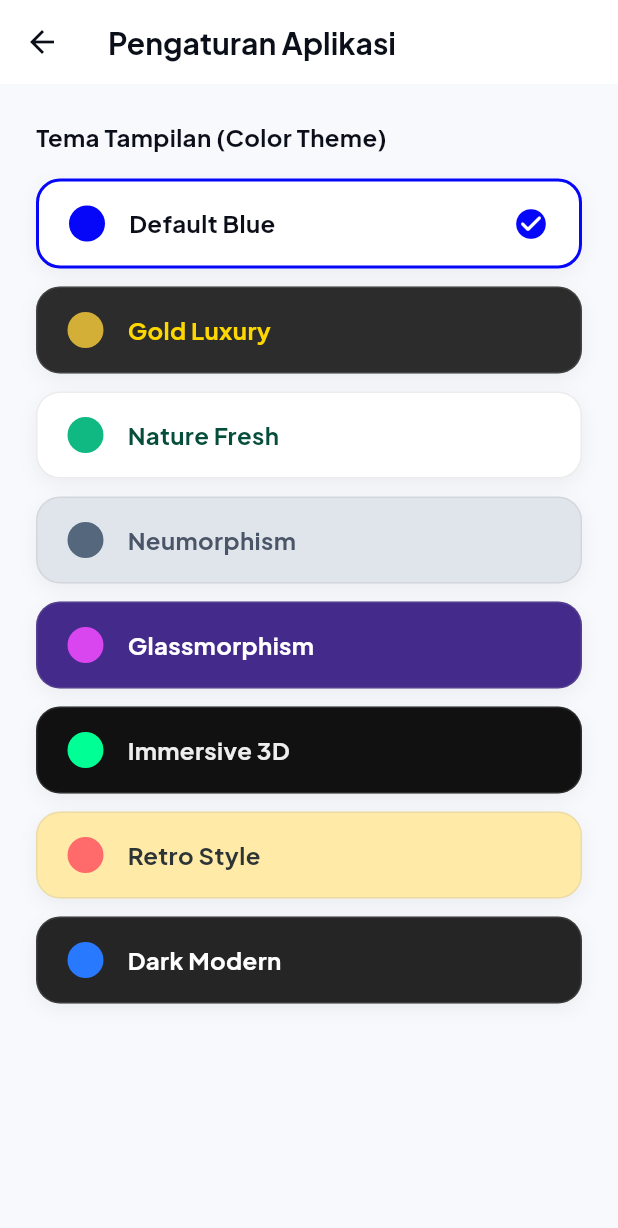
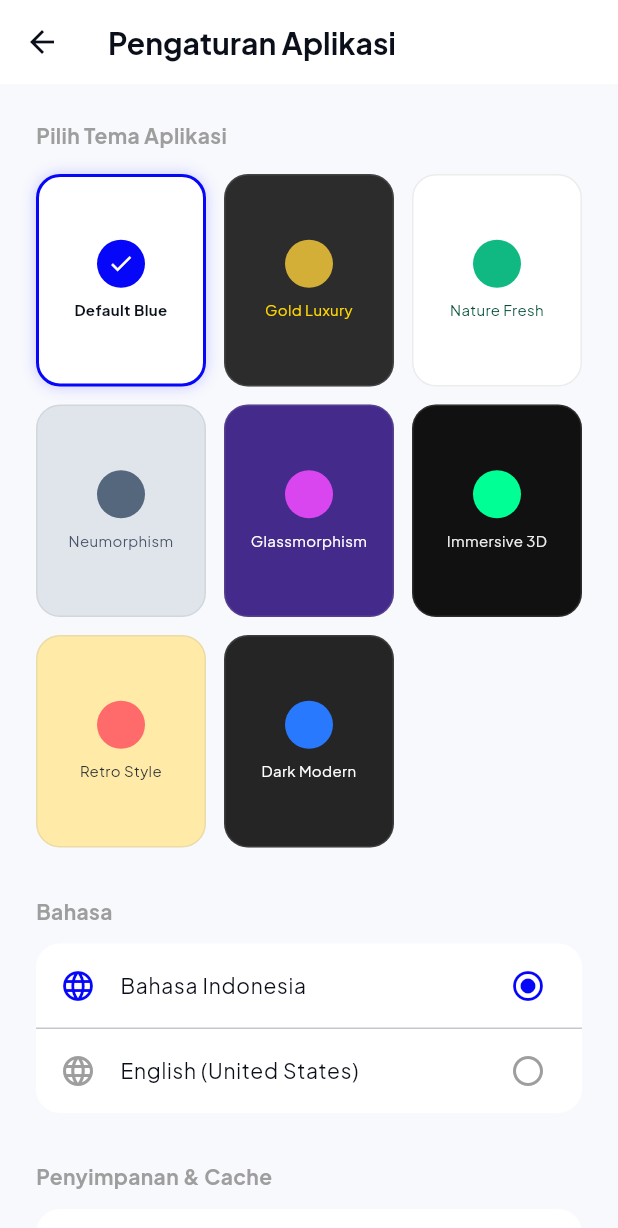
Before and after one commit to arnadd72/chupatu_mobile, a Flutter app: the AppSettingsPage screen opened directly, on a phone screen of 412 x 824 dp. Shown: the top 1228 px of the screen. Run offline on Flutter 3.47's test engine with Material 3 defaults, Android fonts, the phone set to English and light mode, and no system bars; our stand-ins replace cloud_firestore, firebase_auth, firebase_core, firebase_storage, fl_chart, geocoding and 9 more; accounts and stored records are empty; network calls fail.

Commit message:
revisi admin customer tahap 1.41

```diff
--- a/lib/pages/profile/account_sub_pages.dart
+++ b/lib/pages/profile/account_sub_pages.dart
@@ -298,10 +298,30 @@ class _NotificationSettingsPageState extends State<NotificationSettingsPage> {
 }
 
 // ==========================================
-// 3. HALAMAN PENGATURAN APLIKASI
+// 3. HALAMAN PENGATURAN APLIKASI (UPDATED)
 // ==========================================
-class AppSettingsPage extends StatelessWidget {
+class AppSettingsPage extends StatefulWidget {
   const AppSettingsPage({super.key});
+
+  @override
+  State<AppSettingsPage> createState() => _AppSettingsPageState();
+}
+
+class _AppSettingsPageState extends State<AppSettingsPage> {
+  String _selectedLanguage = "Bahasa Indonesia"; // Default
+  String _cacheSize = "24.5 MB"; // Dummy Data
+
+  // --- LOGIKA BERSIHKAN CACHE ---
+  void _clearCache() {
+    setState(() => _cacheSize = "0.0 KB");
+    ScaffoldMessenger.of(context).showSnackBar(
+      const SnackBar(
+        content: Text("Cache aplikasi berhasil dibersihkan!"),
+        backgroundColor: Colors.green,
+        behavior: SnackBarBehavior.floating,
+      ),
+    );
+  }
 
   @override
   Widget build(BuildContext context) {
@@ -311,52 +331,144 @@ class AppSettingsPage extends StatelessWidget {
         return Scaffold(
           backgroundColor: currentTheme.background,
           appBar: AppBar(
-                title: Text("Pengaturan Aplikasi", style: GoogleFonts.plusJakartaSans(color: currentTheme.textMain, fontWeight: FontWeight.bold)),
+            title: Text("Pengaturan Aplikasi",
+                style: GoogleFonts.plusJakartaSans(color: currentTheme.textMain, fontWeight: FontWeight.bold)),
             backgroundColor: currentTheme.surface,
             elevation: 0,
-                iconTheme: IconThemeData(color: currentTheme.textMain)
+            iconTheme: IconThemeData(color: currentTheme.textMain),
           ),
           body: ListView(
             padding: const EdgeInsets.all(24),
             children: [
-                Text("Tema Tampilan (Color Theme)", style: GoogleFonts.plusJakartaSans(fontSize: 16, fontWeight: FontWeight.bold, color: currentTheme.textMain)),
+              // --- SECTION 1: TEMA ---
+              _buildSectionHeader("Pilih Tema Aplikasi", currentTheme),
               const SizedBox(height: 16),
-                ...ThemeConfig.themes.asMap().entries.map((entry) {
-                  int index = entry.key;
-                  AppThemeData themeData = entry.value;
+              // Kita pakai Grid agar hemat tempat
+              GridView.builder(
+                shrinkWrap: true,
+                physics: const NeverScrollableScrollPhysics(),
+                gridDelegate: const SliverGridDelegateWithFixedCrossAxisCount(
+                  crossAxisCount: 3,
+                  mainAxisSpacing: 12,
+                  crossAxisSpacing: 12,
+                  childAspectRatio: 0.8,
+                ),
+                itemCount: ThemeConfig.themes.length,
+                itemBuilder: (context, index) {
+                  final themeData = ThemeConfig.themes[index];
                   bool isSelected = currentTheme.name == themeData.name;
-
                   return GestureDetector(
                     onTap: () => ThemeConfig.changeTheme(index),
                     child: Container(
-                      margin: const EdgeInsets.only(bottom: 12),
-                      padding: const EdgeInsets.symmetric(horizontal: 20, vertical: 16),
                       decoration: BoxDecoration(
                         color: themeData.surface,
                         borderRadius: BorderRadius.circular(16),
-                        border: Border.all(color: isSelected ? themeData.primary : Colors.grey.withOpacity(0.2), width: isSelected ? 2 : 1),
-                        boxShadow: [BoxShadow(color: Colors.black.withOpacity(0.05), blurRadius: 10, offset: const Offset(0, 4))],
+                        border: Border.all(
+                            color: isSelected ? themeData.primary : Colors.grey.withOpacity(0.2),
+                            width: isSelected ? 2 : 1
                         ),
-                      child: Row(
-                        mainAxisAlignment: MainAxisAlignment.spaceBetween,
-                        children: [
-                          Row(
-                            children: [
-                              Container(width: 24, height: 24, decoration: BoxDecoration(color: themeData.primary, shape: BoxShape.circle)),
-                              const SizedBox(width: 16),
-                              Text(themeData.name, style: GoogleFonts.plusJakartaSans(fontWeight: FontWeight.bold, color: themeData.textMain, fontSize: 16)),
+                        boxShadow: [
+                          if (isSelected) BoxShadow(color: themeData.primary.withOpacity(0.2), blurRadius: 8)
                         ],
                       ),
-                          if (isSelected) Icon(Icons.check_circle_rounded, color: themeData.primary)
+                      child: Column(
+                        mainAxisAlignment: MainAxisAlignment.center,
+                        children: [
+                          Container(
+                            width: 32, height: 32,
+                            decoration: BoxDecoration(color: themeData.primary, shape: BoxShape.circle),
+                            child: isSelected ? const Icon(Icons.check, color: Colors.white, size: 18) : null,
+                          ),
+                          const SizedBox(height: 8),
+                          Text(themeData.name,
+                              textAlign: TextAlign.center,
+                              style: GoogleFonts.plusJakartaSans(
+                                  fontSize: 10,
+                                  fontWeight: isSelected ? FontWeight.bold : FontWeight.normal,
+                                  color: themeData.textMain
+                              )),
                         ],
                       ),
                     ),
                   );
-                }).toList(),
+                },
+              ),
+
+              const SizedBox(height: 32),
+
+              // --- SECTION 2: BAHASA ---
+              _buildSectionHeader("Bahasa", currentTheme),
+              const SizedBox(height: 12),
+              Container(
+                decoration: BoxDecoration(color: currentTheme.surface, borderRadius: BorderRadius.circular(16)),
+                child: Column(
+                  children: [
+                    _buildRadioTile("Bahasa Indonesia", currentTheme),
+                    const Divider(height: 1),
+                    _buildRadioTile("English (United States)", currentTheme),
+                  ],
+                ),
+              ),
+
+              const SizedBox(height: 32),
+
+              // --- SECTION 3: PENYIMPANAN & CACHE ---
+              _buildSectionHeader("Penyimpanan & Cache", currentTheme),
+              const SizedBox(height: 12),
+              Container(
+                padding: const EdgeInsets.all(16),
+                decoration: BoxDecoration(color: currentTheme.surface, borderRadius: BorderRadius.circular(16)),
+                child: Row(
+                  children: [
+                    Icon(Icons.storage_rounded, color: currentTheme.primary),
+                    const SizedBox(width: 16),
+                    Expanded(
+                      child: Column(
+                        crossAxisAlignment: CrossAxisAlignment.start,
+                        children: [
+                          Text("Cache Saat Ini",
+                              style: GoogleFonts.plusJakartaSans(fontWeight: FontWeight.bold, color: currentTheme.textMain)),
+                          Text(_cacheSize,
+                              style: GoogleFonts.plusJakartaSans(fontSize: 12, color: Colors.grey)),
+                        ],
+                      ),
+                    ),
+                    ElevatedButton(
+                      onPressed: _clearCache,
+                      style: ElevatedButton.styleFrom(
+                        backgroundColor: Colors.red.withOpacity(0.1),
+                        foregroundColor: Colors.red,
+                        elevation: 0,
+                        shape: RoundedRectangleBorder(borderRadius: BorderRadius.circular(12)),
+                      ),
+                      child: const Text("Bersihkan", style: TextStyle(fontSize: 12, fontWeight: FontWeight.bold)),
+                    ),
+                  ],
+                ),
+              ),
+              const SizedBox(height: 40),
             ],
           ),
         );
+      },
+    );
   }
+
+  // --- WIDGET HELPER ---
+  Widget _buildSectionHeader(String title, AppThemeData theme) {
+    return Text(title,
+        style: GoogleFonts.plusJakartaSans(fontSize: 14, fontWeight: FontWeight.bold, color: Colors.grey));
+  }
+
+  Widget _buildRadioTile(String lang, AppThemeData theme) {
+    bool isSelected = _selectedLanguage == lang;
+    return ListTile(
+      onTap: () => setState(() => _selectedLanguage = lang),
+      leading: Icon(Icons.language_rounded, color: isSelected ? theme.primary : Colors.grey),
+      title: Text(lang, style: GoogleFonts.plusJakartaSans(color: theme.textMain, fontSize: 14)),
+      trailing: isSelected
+          ? Icon(Icons.radio_button_checked, color: theme.primary)
+          : const Icon(Icons.radio_button_off, color: Colors.grey),
     );
   }
 }
```
Lines whose indentation alone changed are shown as unchanged.
